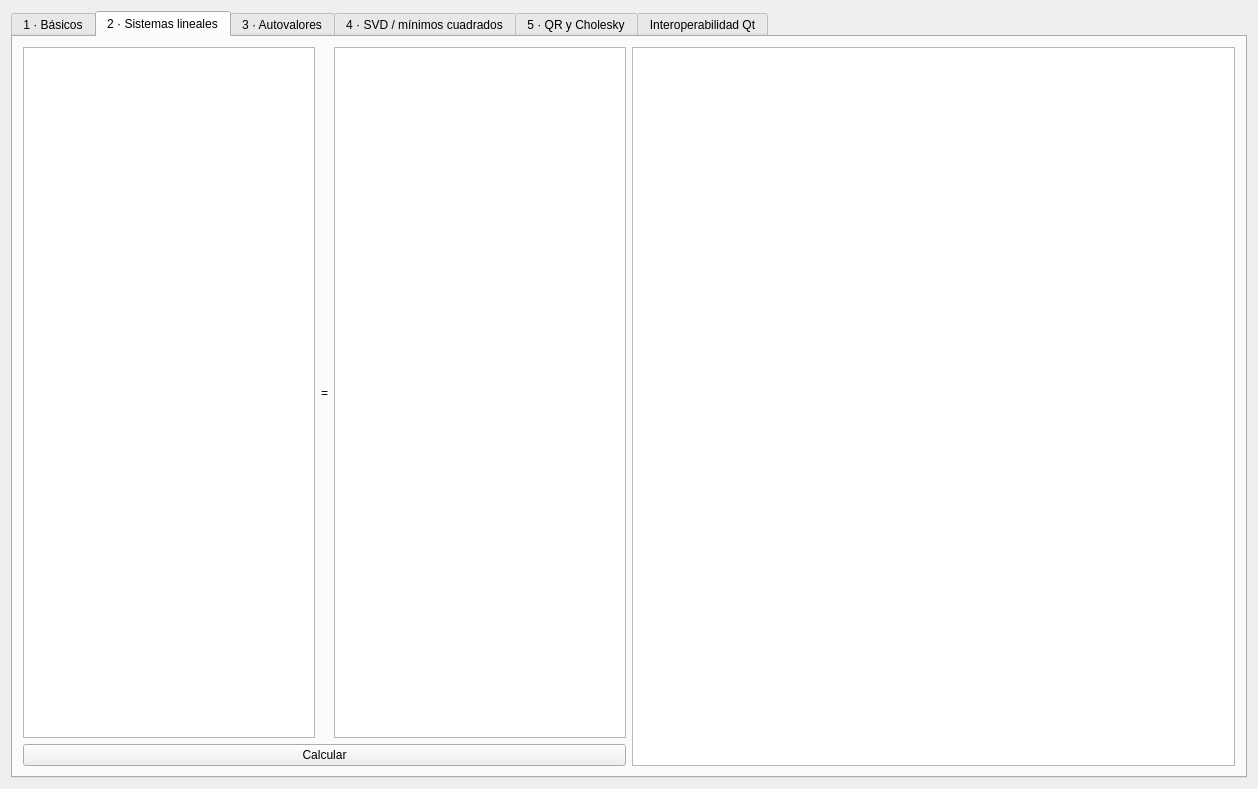
Old version of the form src/testeigenview.ui in the repository federicomartinlara1976/testeigen.
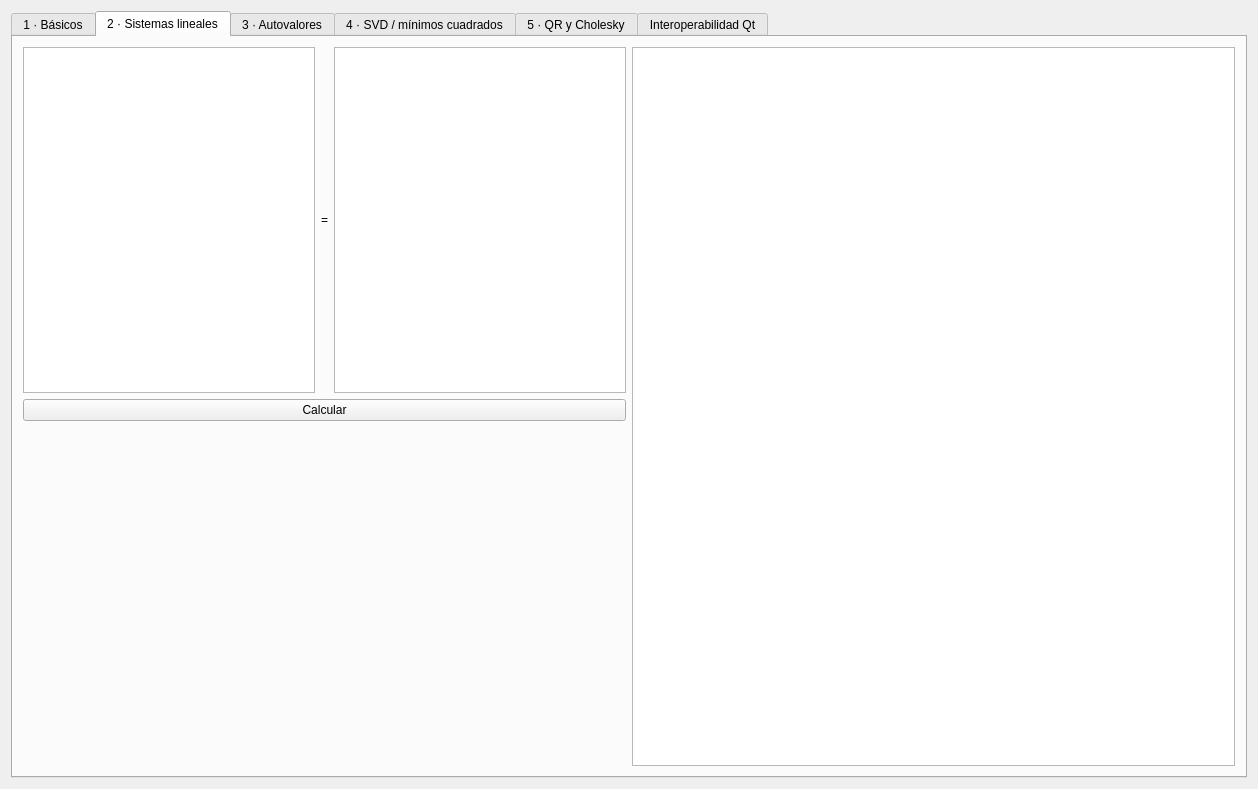
New version of the form. The open tabs and pages were chosen to show the change. Icons and pictures are not drawn.

Patch:
```diff
--- a/src/testeigenview.ui
+++ b/src/testeigenview.ui
@@ -100,6 +100,19 @@
            </property>
           </widget>
          </item>
+         <item>
+          <spacer name="verticalSpacer">
+           <property name="orientation">
+            <enum>Qt::Vertical</enum>
+           </property>
+           <property name="sizeHint" stdset="0">
+            <size>
+             <width>20</width>
+             <height>40</height>
+            </size>
+           </property>
+          </spacer>
+         </item>
         </layout>
        </item>
        <item>
```
Left out of the diff: 2 changed lines with no effect on the pictures.
